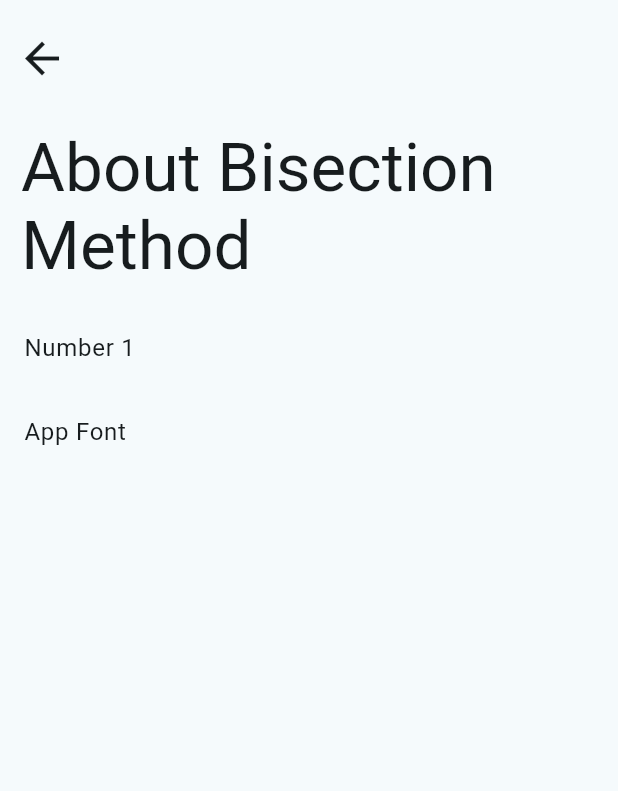
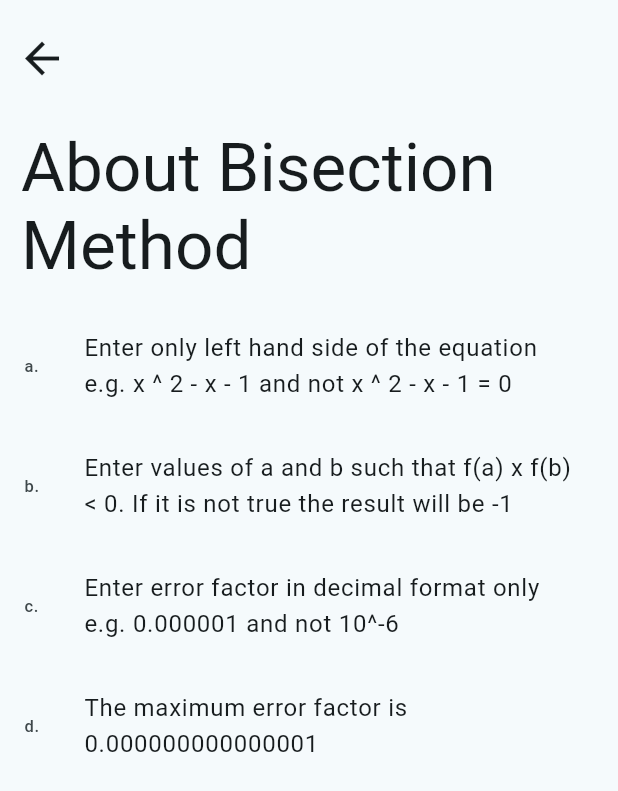
Before and after one commit to siddhesh12323/maths_algorithms, a Flutter app: the Bisection screen opened by its route, after a tap on "Solve the equation", after a tap on the "info" icon, on a phone screen of 412 x 824 dp. Shown: the top 791 px of the screen. Run offline on Flutter 3.47's test engine with Material 2 defaults, Android fonts, the phone set to English and light mode, and no system bars; drawn by our look-alikes of dynamic_color; our stand-ins replace math_expressions.

Commit message:
fixed textfield. Bisection method completed.

```diff
--- a/lib/screens/bisection.dart
+++ b/lib/screens/bisection.dart
@@ -14,7 +14,8 @@ class _BisectionState extends State<Bisection> {
   final _aController = TextEditingController();
   final _bController = TextEditingController();
   String output = 'Result will appear here';
-  String iterations = 'Number of iterations will appear here';
+  String iterations = 'No. of iterations will appear here';
+  String timeTaken = "Algorithm's will appear here";
 
   // String calculate(String func, double a, double b, double errorFactor) {
   //   try {
@@ -66,12 +67,20 @@ class _BisectionState extends State<Bisection> {
 
   List<double> bisection(String func, double a, double b,
       {int maxIterations = 1000, double tolerance = 1e-12}) {
+    //final stopwatch = Stopwatch()..start();
     Parser p1 = Parser();
     Expression exp = p1.parse(func);
     ContextModel cm1 = ContextModel();
     ContextModel cm2 = ContextModel();
+    ContextModel cm3 = ContextModel();
+    ContextModel cm4 = ContextModel();
+    cm3.bindVariableName('x', Number(a));
+    cm4.bindVariableName('x', Number(b));
     double c = 0;
     int iter = 0;
+    if (exp.evaluate(EvaluationType.REAL, cm3) *
+            exp.evaluate(EvaluationType.REAL, cm4) <
+        0) {
       while ((b - a).abs() > tolerance) {
         c = (a + b) / 2;
         cm1.bindVariableName('x', Number(c));
@@ -88,9 +97,15 @@ class _BisectionState extends State<Bisection> {
         }
         iter++;
       }
+      //stopwatch.stop();
       return [c, iter.toDouble()];
+    } else {
+      //stopwatch.stop();
+      return [-1, 0];
+    }
   }
 
+  List<double> ans = [];
   @override
   Widget build(BuildContext context) {
     return Scaffold(
@@ -177,12 +192,6 @@ class _BisectionState extends State<Bisection> {
               onPressed: () {
                 setState(() {
                   try {
-                    // output = calculate(
-                    //     _textController.text,
-                    //     double.parse(_aController.text),
-                    //     double.parse(_bController.text),
-                    //     double.parse(_errorController.text));
-                    List<double> ans = [];
                     ans = bisection(
                         _textController.text,
                         double.parse(_aController.text),
@@ -190,7 +199,7 @@ class _BisectionState extends State<Bisection> {
                         tolerance: double.parse(_errorController.text));
                     output = 'Result:- ${ans[0].toString()}';
                     iterations = 'Iterations:- ${ans[1].toInt().toString()}';
-                    //0.000000000000001
+                    //timeTaken = 'Execution Time:- ${ans[2].toString()}';
                   } catch (e) {
                     output = "Please enter double values only";
                   }
@@ -200,15 +209,33 @@ class _BisectionState extends State<Bisection> {
           Padding(
             padding: const EdgeInsets.all(8.0),
             child: Container(
-              child: Center(child: Text(output)),
+              child: Center(
+                  child: Text(
+                output,
+                style: Theme.of(context).textTheme.headlineSmall,
+              )),
             ),
           ),
           Padding(
             padding: const EdgeInsets.all(8.0),
             child: Container(
-              child: Center(child: Text(iterations)),
+              child: Center(
+                  child: Text(
+                iterations,
+                style: Theme.of(context).textTheme.headlineSmall,
+              )),
             ),
-          )
+          ),
+          // Padding(
+          //   padding: const EdgeInsets.all(8.0),
+          //   child: Container(
+          //     child: Center(
+          //         child: Text(
+          //       timeTaken,
+          //       style: Theme.of(context).textTheme.headlineSmall,
+          //     )),
+          //   ),
+          // )
         ],
       ),
       //),
--- a/lib/screens/bisection_info.dart
+++ b/lib/screens/bisection_info.dart
@@ -40,20 +40,49 @@ class BisectionInfo extends StatelessWidget {
               Expanded(
                 child: ListView(
                   children: <Widget>[
-                    //* App theme
-                    ListTile(
-                      title: const Text('Number 1'),
-                      style: Theme.of(context).listTileTheme.style,
+                    Padding(
+                      padding: const EdgeInsets.fromLTRB(0, 8, 0, 8),
+                      child: ListTile(
+                        leading: const Text('a.'),
+                        title: const Text(
+                              "Enter only left hand side of the equation e.g. x ^ 2 - x - 1 and not x ^ 2 - x - 1 = 0"),
+                        //title: const Text('Enter only left hand side of the equation e.g. x ^ 2 - x - 1 and not x ^ 2 - x - 1 = 0'),
+                        style: Theme.of(context).listTileTheme.style,
+                        //contentPadding: const EdgeInsets.symmetric(horizontal: 10),
+                      ),
                     ),
-                    //* App Font
-                    ListTile(
-                      title: const Text('App Font'),
-                      style: Theme.of(context).listTileTheme.style,
+                    Padding(
+                      padding: const EdgeInsets.fromLTRB(0, 8, 0, 8),
+                      child: ListTile(
+                        leading: const Text('b.'),
+                        title: const Text(
+                            'Enter values of a and b such that f(a) x f(b) < 0. If it is not true the result will be -1'),
+                        style: Theme.of(context).listTileTheme.style,
+                      ),
                     ),
-
+                    Padding(
+                      padding: const EdgeInsets.fromLTRB(0, 8, 0, 8),
+                      child: ListTile(
+                        leading: const Text('c.'),
+                        title: const Text(
+                            'Enter error factor in decimal format only e.g. 0.000001 and not 10^-6'),
+                        style: Theme.of(context).listTileTheme.style,
+                      ),
+                    ),
+                    Padding(
+                      padding: const EdgeInsets.fromLTRB(0, 8, 0, 8),
+                      child: ListTile(
+                        leading: const Text('d.'),
+                        title: const Text(
+                            'The maximum error factor is 0.000000000000001'),
+                        style: Theme.of(context).listTileTheme.style,
+                      ),
+                    ),
                   ],
                 ),
-              )
+
+              ),
+
             ]));
   }
 }
```
Lines whose indentation alone changed are shown as unchanged.
